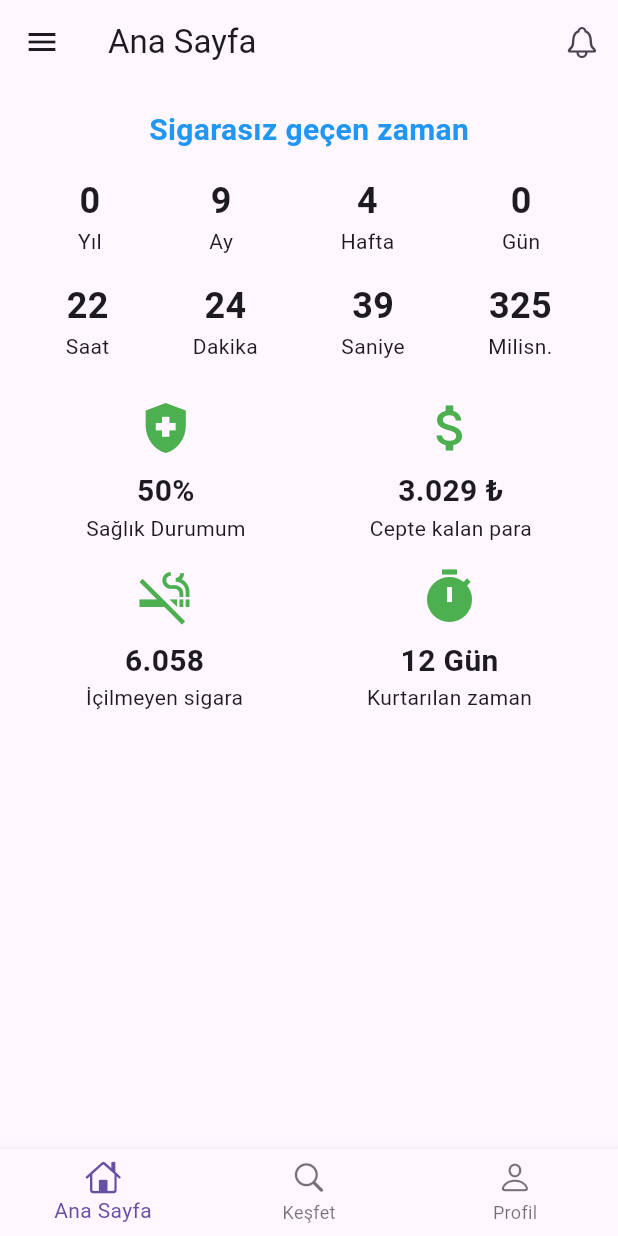
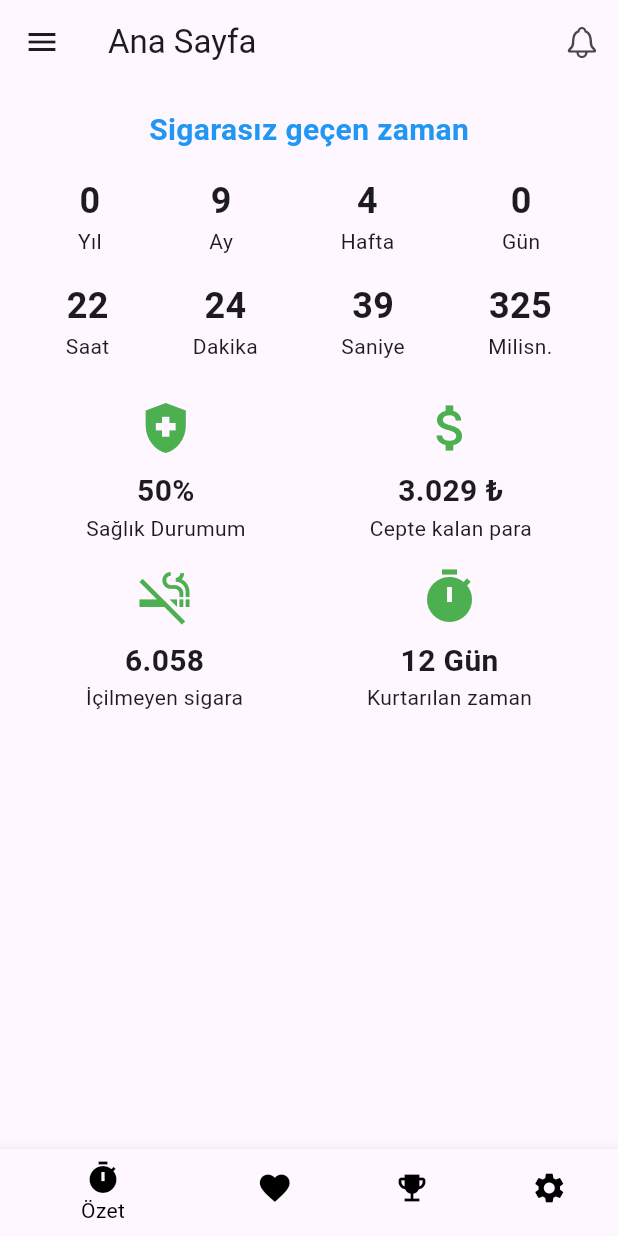
Before and after one commit to efedalbay/nosmoke, a Flutter app: the HomeScreen screen opened by its route, on a phone screen of 412 x 824 dp. Run offline on Flutter 3.47's test engine with Material 3 defaults, Android fonts, the light colour scheme and no system bars; our stand-ins replace go_router, lottie; missing offline and left inert: dotlottie_loader.

Commit message:
navbar final

```diff
--- a/lib/screens/home_screen.dart
+++ b/lib/screens/home_screen.dart
@@ -117,25 +117,28 @@ class HomeScreen extends StatelessWidget {
         ),
       ),
 
-      // Alt navigasyon çubuğu
       bottomNavigationBar: BottomNavigationBar(
+
+        selectedItemColor: Colors.black, // Seçili ikonun rengi
+        unselectedItemColor: Colors.black, // Seçili olmayan ikonların rengi
         items: const [
           BottomNavigationBarItem(
-            icon: Icon(CupertinoIcons.home),
-            label: 'Ana Sayfa',
+            icon: Icon(Icons.timer),
+            label: 'Özet',
           ),
           BottomNavigationBarItem(
-            icon: Icon(CupertinoIcons.search),
-            label: 'Keşfet',
+            icon: Icon(Icons.favorite),
+            label: 'Sağlık',
           ),
           BottomNavigationBarItem(
-            icon: Icon(CupertinoIcons.person),
-            label: 'Profil',
+            icon: Icon(Icons.emoji_events),
+            label: 'Başarılar',
+          ),
+          BottomNavigationBarItem(
+            icon: Icon(Icons.settings),
+            label: 'Ayarlar',
           ),
         ],
-        onTap: (index) {
-          // Navigasyon işlemleri buraya gelecek
-        },
       ),
     );
   }
```
